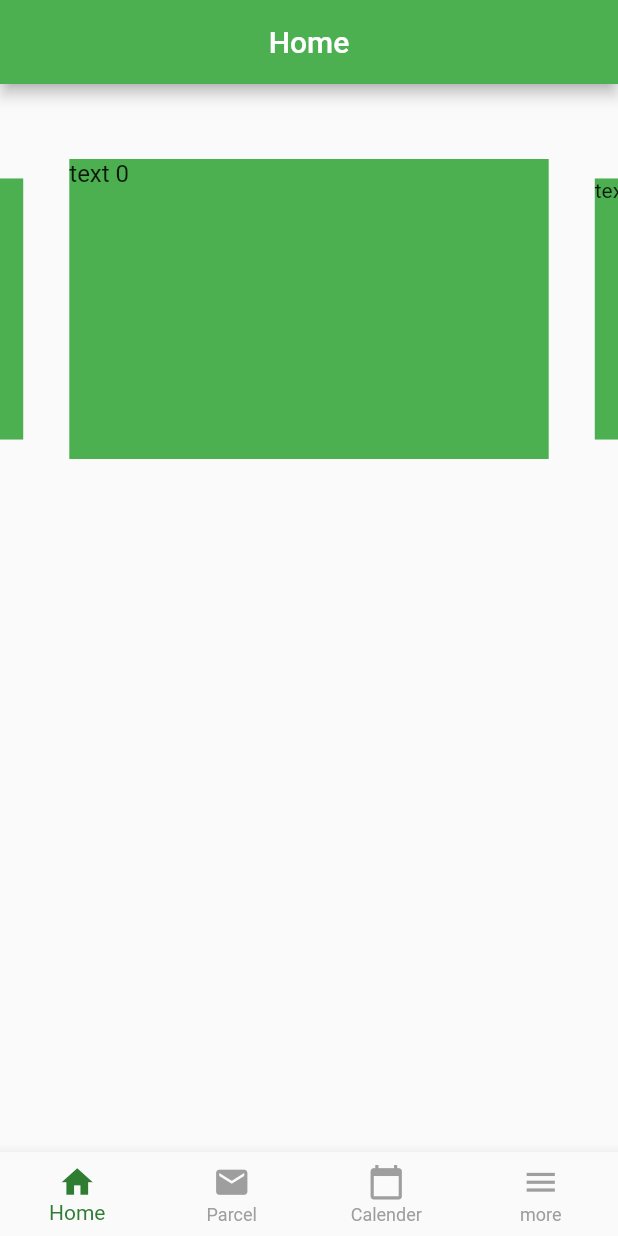
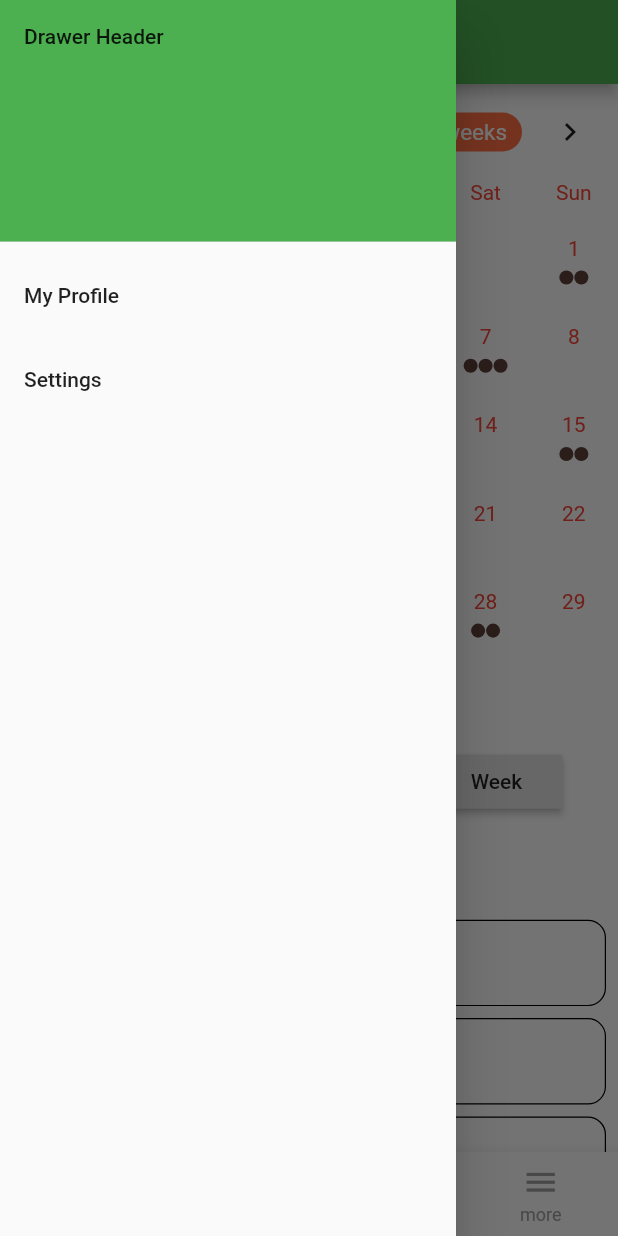
Before and after one commit to JimmyZiqiangCheng/SummerProject2019, a Flutter app: the BaseView screen opened directly, with the side drawer open (before the commit the screen has no drawer), on a phone screen of 412 x 824 dp. Run offline on Flutter 3.47's test engine with Material 2 defaults, Android fonts, the phone set to English and light mode, and no system bars; drawn by our look-alikes of carousel_slider, table_calendar; our stand-ins replace firebase_auth, validators; accounts and stored records are empty.

Commit message:
home, parcel and calendar view finished.Drawer added.

```diff
--- a/project_valkyrie/lib/app/base_view.dart
+++ b/project_valkyrie/lib/app/base_view.dart
@@ -1,116 +1,40 @@
 import 'package:flutter/material.dart';
-import 'package:provider/provider.dart';
-import 'package:carousel_slider/carousel_slider.dart';
+import 'package:project_valkyrie/common_widgets/bottom_navi.dart';
+import 'package:project_valkyrie/common_widgets/drawer.dart';
 
-class BaseView extends StatelessWidget {
-  // final _selectedIndex = 1;
+class BaseView extends StatefulWidget {
+  final Widget bodyWidget;
+  final String title;
+
+  BaseView({
+    Key key,
+    @ required this.title,
+    @ required this.bodyWidget,
+  }): super(key:key);
 
   @override
+  _BaseViewState createState() => _BaseViewState();
+}
+
+class _BaseViewState extends State<BaseView> {
+  final GlobalKey<ScaffoldState> _scaffoldKey = new GlobalKey<ScaffoldState>();
+  @override
   Widget build(BuildContext context) {
-    print('---------rebuilding-------------');
-    final selected = Provider.of<ValueNotifier<int>>(context);
 
-    String pageTitle;
-    switch (selected.value) {
-                  case 0:
-                    pageTitle = 'Home';
-                    break;
-                  case 1:
-                    pageTitle = 'Parcel';
-                    break;
-                  case 2:
-                    pageTitle = 'Calendar';
-                    break;
-                  default:
-                    pageTitle = pageTitle;
-                    break;
-                }
     return Scaffold(
+      key: _scaffoldKey,
+      // page title
       appBar: AppBar(
-        title: Text(pageTitle),
+        title: Text(widget.title),
         centerTitle: true,
         automaticallyImplyLeading: false,
       ),
-      body: Container(
-        margin: const EdgeInsets.only(top: 50.0),
-        child: CarouselSlider(
-          height: 200.0,
-          initialPage: 0,
-          autoPlay: true,
-          enlargeCenterPage: true,
-          autoPlayInterval: Duration(seconds: 3),
-          autoPlayAnimationDuration: Duration(milliseconds: 800),
-          pauseAutoPlayOnTouch: Duration(seconds: 5),
-          items: [1, 2, 3].map((i) {
-            return Builder(
-              builder: (BuildContext context) {
-                Color color;
-                switch (selected.value) {
-                  case 0:
-                    color = Colors.green[500];
-                    break;
-                  case 1:
-                    color = Colors.amber;
-                    break;
-                  case 2:
-                    color = Colors.red;
-                    break;
-                  default:
-                    color = Colors.blue;
-                    break;
-                }
-                return Container(
-                    width: MediaQuery.of(context).size.width,
-                    margin: EdgeInsets.symmetric(horizontal: 5.0),
-                    decoration: BoxDecoration(
-                      color: color,
-                    ),
-                    child: Text(
-                      'text ${selected.value}',
-                      style: TextStyle(fontSize: 16.0),
-                    ));
-              },
-            );
-          }).toList(),
-        ),
-      ),
-      bottomNavigationBar: BottomNavigationBar(
-        type: BottomNavigationBarType.fixed,
-        items: const <BottomNavigationBarItem>[
-          BottomNavigationBarItem(
-            icon: Icon(
-              Icons.home,
-            ),
-            title: Text('Home'),
-          ),
-          BottomNavigationBarItem(
-            icon: Icon(
-              Icons.markunread,
-            ),
-            title: Text('Parcel'),
-          ),
-          BottomNavigationBarItem(
-            icon: Icon(
-              Icons.calendar_today,
-            ),
-            title: Text('Calender'),
-          ),
-          BottomNavigationBarItem(
-            icon: Icon(
-              Icons.menu,
-            ),
-            title: Text('more'),
-          ),
-        ],
-        currentIndex: selected.value,
-        selectedItemColor: Colors.green[800],
-        selectedIconTheme:
-            IconThemeData(color: Colors.green[800], opacity: 1.0, size: 25.0),
-        unselectedItemColor: Colors.grey,
-        unselectedIconTheme:
-            IconThemeData(color: Colors.grey, opacity: 1.0, size: 25.0),
-        onTap: (_index) => _index != 3 ? selected.value = _index : null,
-      ),
+      // body, main contents
+      body: widget.bodyWidget,
+      // bottom navigation bar with pop-up menu
+      bottomNavigationBar: BottomNavi(scaffoldKey: _scaffoldKey),
+
+      drawer: MyDrawer(),
     );
   }
 }
--- /dev/null
+++ b/project_valkyrie/lib/common_widgets/bottom_navi.dart
@@ -0,0 +1,70 @@
+import 'package:flutter/material.dart';
+import 'package:provider/provider.dart';
+
+class BottomNavi extends StatelessWidget {
+  BottomNavi({@required this.scaffoldKey});
+  final GlobalKey<ScaffoldState> scaffoldKey;
+  @override
+  Widget build(BuildContext context) {
+    final selected = Provider.of<ValueNotifier<int>>(context);
+
+    return BottomNavigationBar(
+        type: BottomNavigationBarType.fixed,
+        items: const <BottomNavigationBarItem>[
+          BottomNavigationBarItem(
+            icon: Icon(
+              Icons.home,
+            ),
+            title: Text('Home'),
+          ),
+          BottomNavigationBarItem(
+            icon: Icon(
+              Icons.markunread,
+            ),
+            title: Text('Parcel'),
+          ),
+          BottomNavigationBarItem(
+            icon: Icon(
+              Icons.calendar_today,
+            ),
+            title: Text('Calender'),
+          ),
+          BottomNavigationBarItem(
+            icon: Icon(
+              Icons.menu,
+            ),
+            title: Text('more'),
+          ),
+        ],
+        currentIndex: selected.value,
+        selectedItemColor: Colors.green[800],
+        selectedIconTheme:
+            IconThemeData(color: Colors.green[800], opacity: 1.0, size: 25.0),
+        unselectedItemColor: Colors.grey,
+        unselectedIconTheme:
+            IconThemeData(color: Colors.grey, opacity: 1.0, size: 25.0),
+        onTap: (_index) => _ontap(_index, selected, context),
+      );
+  }
+  void _ontap(_index, selected, context){
+      if (_index != selected.value){
+        _index != 3 ? selected.value = _index : null;
+        switch (_index) {
+          case 0:
+            Navigator.of(context).pushNamed('/home');
+            break;
+          case 1:
+            Navigator.of(context).pushNamed('/parcel');
+            break;
+          case 2:
+            Navigator.of(context).pushNamed('/calendar');
+            break;
+          case 3:
+            scaffoldKey.currentState.openDrawer();
+            break;
+          default:
+            return;
+        }
+      }
+    }
+}
--- /dev/null
+++ b/project_valkyrie/lib/common_widgets/calendar.dart
@@ -0,0 +1,307 @@
+import 'package:flutter/material.dart';
+import 'package:table_calendar/table_calendar.dart';
+
+class Calendar extends StatefulWidget {
+  Calendar({Key key, this.title}) : super(key: key);
+  final String title;
+  @override
+  CalendarState createState() => CalendarState();
+}
+
+class CalendarState extends State<Calendar> with TickerProviderStateMixin{
+  final Map<DateTime, List> _holidays = {
+    DateTime(2019, 1, 1): ['New Year\'s Day'],
+    DateTime(2019, 1, 6): ['Epiphany'],
+    DateTime(2019, 2, 14): ['Valentine\'s Day'],
+    DateTime(2019, 4, 21): ['Easter Sunday'],
+    DateTime(2019, 4, 22): ['Easter Monday'],
+  };
+
+  Map<DateTime, List> _events;
+  List _selectedEvents;
+  AnimationController _animationController;
+  CalendarController _calendarController;
+
+  @override
+  void initState() {
+    super.initState();
+    final _selectedDay = DateTime.now();
+
+    _events = {
+      _selectedDay.subtract(Duration(days: 30)): ['Event A0', 'Event B0', 'Event C0'],
+      _selectedDay.subtract(Duration(days: 27)): ['Event A1'],
+      _selectedDay.subtract(Duration(days: 20)): ['Event A2', 'Event B2', 'Event C2', 'Event D2'],
+      _selectedDay.subtract(Duration(days: 16)): ['Event A3', 'Event B3'],
+      _selectedDay.subtract(Duration(days: 10)): ['Event A4', 'Event B4', 'Event C4'],
+      _selectedDay.subtract(Duration(days: 4)): ['Event A5', 'Event B5', 'Event C5'],
+      _selectedDay.subtract(Duration(days: 2)): ['Event A6', 'Event B6'],
+      _selectedDay: ['Event A7', 'Event B7', 'Event C7', 'Event D7'],
+      _selectedDay.add(Duration(days: 1)): ['Event A8', 'Event B8', 'Event C8', 'Event D8'],
+      _selectedDay.add(Duration(days: 3)): Set.from(['Event A9', 'Event A9', 'Event B9']).toList(),
+      _selectedDay.add(Duration(days: 7)): ['Event A10', 'Event B10', 'Event C10'],
+      _selectedDay.add(Duration(days: 11)): ['Event A11', 'Event B11'],
+      _selectedDay.add(Duration(days: 17)): ['Event A12', 'Event B12', 'Event C12', 'Event D12'],
+      _selectedDay.add(Duration(days: 22)): ['Event A13', 'Event B13'],
+      _selectedDay.add(Duration(days: 26)): ['Event A14', 'Event B14', 'Event C14'],
+    };
+
+    _selectedEvents = _events[_selectedDay] ?? [];
+    _calendarController = CalendarController();
+
+    _animationController = AnimationController(
+      vsync: this,
+      duration: const Duration(milliseconds: 400),
+    );
+
+    _animationController.forward();
+  }
+
+  @override
+  void dispose() {
+    _animationController.dispose();
+    _calendarController.dispose();
+    super.dispose();
+  }
+
+  void _onDaySelected(DateTime day, List events) {
+    print('CALLBACK: _onDaySelected');
+    setState(() {
+      _selectedEvents = events;
+    });
+  }
+
+  void _onVisibleDaysChanged(DateTime first, DateTime last, CalendarFormat format) {
+    print('CALLBACK: _onVisibleDaysChanged');
+  }
+
+  @override
+  Widget build(BuildContext context) {
+    return Column(
+        mainAxisSize: MainAxisSize.max,
+        children: <Widget>[
+          // Switch out 2 lines below to play with TableCalendar's settings
+          //-----------------------
+          _buildTableCalendar(),
+          // _buildTableCalendarWithBuilders(),
+          const SizedBox(height: 8.0),
+          _buildButtons(),
+          const SizedBox(height: 8.0),
+          Expanded(child: _buildEventList()),
+        ],
+      );
+  }
+
+  // Simple TableCalendar configuration (using Styles)
+  Widget _buildTableCalendar() {
+    return TableCalendar(
+      calendarController: _calendarController,
+      events: _events,
+      holidays: _holidays,
+      startingDayOfWeek: StartingDayOfWeek.monday,
+      calendarStyle: CalendarStyle(
+        selectedColor: Colors.deepOrange[400],
+        todayColor: Colors.deepOrange[200],
+        markersColor: Colors.brown[700],
+        outsideDaysVisible: false,
+      ),
+      headerStyle: HeaderStyle(
+        formatButtonTextStyle: TextStyle().copyWith(color: Colors.white, fontSize: 15.0),
+        formatButtonDecoration: BoxDecoration(
+          color: Colors.deepOrange[400],
+          borderRadius: BorderRadius.circular(16.0),
+        ),
+      ),
+      onDaySelected: _onDaySelected,
+      onVisibleDaysChanged: _onVisibleDaysChanged,
+    );
+  }
+
+  // More advanced TableCalendar configuration (using Builders & Styles)
+  Widget _buildTableCalendarWithBuilders() {
+    return TableCalendar(
+      locale: 'pl_PL',
+      calendarController: _calendarController,
+      events: _events,
+      holidays: _holidays,
+      initialCalendarFormat: CalendarFormat.month,
+      formatAnimation: FormatAnimation.slide,
+      startingDayOfWeek: StartingDayOfWeek.sunday,
+      availableGestures: AvailableGestures.all,
+      availableCalendarFormats: const {
+        CalendarFormat.month: '',
+        CalendarFormat.week: '',
+      },
+      calendarStyle: CalendarStyle(
+        outsideDaysVisible: false,
+        weekendStyle: TextStyle().copyWith(color: Colors.blue[800]),
+        holidayStyle: TextStyle().copyWith(color: Colors.blue[800]),
+      ),
+      daysOfWeekStyle: DaysOfWeekStyle(
+        weekendStyle: TextStyle().copyWith(color: Colors.blue[600]),
+      ),
+      headerStyle: HeaderStyle(
+        centerHeaderTitle: true,
+        formatButtonVisible: false,
+      ),
+      builders: CalendarBuilders(
+        selectedDayBuilder: (context, date, _) {
+          return FadeTransition(
+            opacity: Tween(begin: 0.0, end: 1.0).animate(_animationController),
+            child: Container(
+              margin: const EdgeInsets.all(4.0),
+              padding: const EdgeInsets.only(top: 5.0, left: 6.0),
+              color: Colors.deepOrange[300],
+              width: 100,
+              height: 100,
+              child: Text(
+                '${date.day}',
+                style: TextStyle().copyWith(fontSize: 16.0),
+              ),
+            ),
+          );
+        },
+        todayDayBuilder: (context, date, _) {
+          return Container(
+            margin: const EdgeInsets.all(4.0),
+            padding: const EdgeInsets.only(top: 5.0, left: 6.0),
+            color: Colors.amber[400],
+            width: 100,
+            height: 100,
+            child: Text(
+              '${date.day}',
+              style: TextStyle().copyWith(fontSize: 16.0),
+            ),
+          );
+        },
+        markersBuilder: (context, date, events, holidays) {
+          final children = <Widget>[];
+
+          if (events.isNotEmpty) {
+            children.add(
+              Positioned(
+                right: 1,
+                bottom: 1,
+                child: _buildEventsMarker(date, events),
+              ),
+            );
+          }
+
+          if (holidays.isNotEmpty) {
+            children.add(
+              Positioned(
+                right: -2,
+                top: -2,
+                child: _buildHolidaysMarker(),
+              ),
+            );
+          }
+
+          return children;
+        },
+      ),
+      onDaySelected: (date, events) {
+        _onDaySelected(date, events);
+        _animationController.forward(from: 0.0);
+      },
+      onVisibleDaysChanged: _onVisibleDaysChanged,
+    );
+  }
+
+  Widget _buildEventsMarker(DateTime date, List events) {
+    return AnimatedContainer(
+      duration: const Duration(milliseconds: 300),
+      decoration: BoxDecoration(
+        shape: BoxShape.rectangle,
+        color: _calendarController.isSelected(date)
+            ? Colors.brown[500]
+            : _calendarController.isToday(date) ? Colors.brown[300] : Colors.blue[400],
+      ),
+      width: 16.0,
+      height: 16.0,
+      child: Center(
+        child: Text(
+          '${events.length}',
+          style: TextStyle().copyWith(
+            color: Colors.white,
+            fontSize: 12.0,
+          ),
+        ),
+      ),
+    );
+  }
+
+  Widget _buildHolidaysMarker() {
+    return Icon(
+      Icons.add_box,
+      size: 20.0,
+      color: Colors.blueGrey[800],
+    );
+  }
+
+  Widget _buildButtons() {
+    final dateTime = _events.keys.elementAt(_events.length - 2);
+
+    return Column(
+      children: <Widget>[
+        Row(
+          mainAxisSize: MainAxisSize.max,
+          mainAxisAlignment: MainAxisAlignment.spaceEvenly,
+          children: <Widget>[
+            RaisedButton(
+              child: Text('Month'),
+              onPressed: () {
+                setState(() {
+                  _calendarController.setCalendarFormat(CalendarFormat.month);
+                });
+              },
+            ),
+            RaisedButton(
+              child: Text('2 weeks'),
+              onPressed: () {
+                setState(() {
+                  _calendarController.setCalendarFormat(CalendarFormat.twoWeeks);
+                });
+              },
+            ),
+            RaisedButton(
+              child: Text('Week'),
+              onPressed: () {
+                setState(() {
+                  _calendarController.setCalendarFormat(CalendarFormat.week);
+                });
+              },
+            ),
+          ],
+        ),
+        const SizedBox(height: 8.0),
+        RaisedButton(
+          child: Text('Set day ${dateTime.day}-${dateTime.month}-${dateTime.year}'),
+          onPressed: () {
+            _calendarController.setSelectedDay(
+              DateTime(dateTime.year, dateTime.month, dateTime.day),
+              runCallback: true,
+            );
+          },
+        ),
+      ],
+    );
+  }
+
+  Widget _buildEventList() {
+    return ListView(
+      children: _selectedEvents
+          .map((event) => Container(
+                decoration: BoxDecoration(
+                  border: Border.all(width: 0.8),
+                  borderRadius: BorderRadius.circular(12.0),
+                ),
+                margin: const EdgeInsets.symmetric(horizontal: 8.0, vertical: 4.0),
+                child: ListTile(
+                  title: Text(event.toString()),
+                  onTap: () => print('$event tapped!'),
+                ),
+              ))
+          .toList(),
+    );
+  }
+}
--- /dev/null
+++ b/project_valkyrie/lib/common_widgets/drawer.dart
@@ -0,0 +1,40 @@
+import 'package:flutter/material.dart';
+
+class MyDrawer extends StatelessWidget {
+
+  @override
+  Widget build(BuildContext context) {
+    return Drawer(
+        child: ListView(
+          // Important: Remove any padding from the ListView.
+          padding: EdgeInsets.zero,
+          children: <Widget>[
+            DrawerHeader(
+              child: Text('Drawer Header'),
+              decoration: BoxDecoration(
+                color: Colors.green,
+              ),
+            ),
+            ListTile(
+              title: Text('My Profile'),
+              onTap: () {
+                // Update the state of the app
+                // ...
+                // Then close the drawer
+                Navigator.pop(context);
+              },
+            ),
+            ListTile(
+              title: Text('Settings'),
+              onTap: () {
+                // Update the state of the app
+                // ...
+                // Then close the drawer
+                Navigator.pop(context);
+              },
+            ),
+          ],
+        )
+    );
+  }
+}
--- a/project_valkyrie/pubspec.yaml
+++ b/project_valkyrie/pubspec.yaml
@@ -31,6 +31,8 @@ dependencies:
   firebase_auth: ^0.15.1
   # String validator and Sanitizers
   validators: ^2.0.0
+  # A calendar library
+  table_calendar: ^2.2.1
 
 dev_dependencies:
   flutter_test:
```
Also changed, not shown: project_valkyrie/lib/app/calendar/calendar_page.dart (added, +16 -0 lines), project_valkyrie/lib/app/home/home_page.dart (+6 -11 lines), project_valkyrie/lib/app/parcel/parcel_page.dart (added, +14 -0 lines), project_valkyrie/lib/app/router.dart (+56 -6 lines), project_valkyrie/lib/common_widgets/carousel_slider.dart (+58 -0 lines), project_valkyrie/lib/app/log_in/welcome_page.dart (line endings or trailing spaces), project_valkyrie/lib/common_widgets/pop_up_menu.dart (deleted), project_valkyrie/pubspec.lock.
